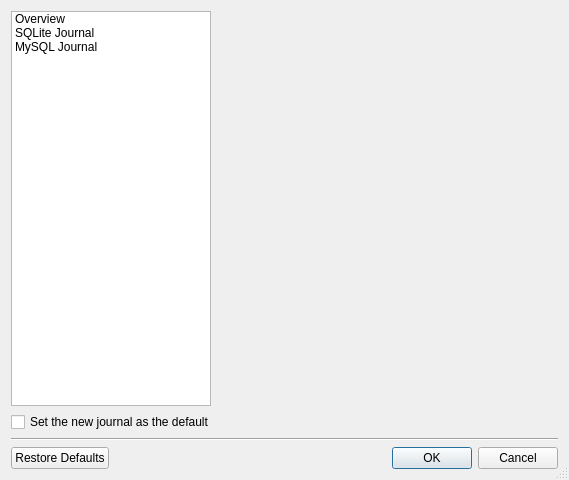
The window that ui/newjournalcreator.ui (pwizard2/robojournal) describes before a commit, drawn with Qt 5.
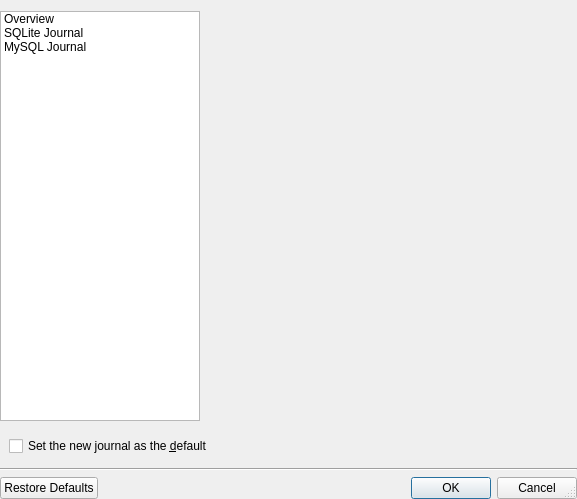
The same window after the commit. Icons and pictures are not drawn.

```diff
--- a/ui/newjournalcreator.ui
+++ b/ui/newjournalcreator.ui
@@ -6,8 +6,8 @@
    <rect>
     <x>0</x>
     <y>0</y>
-    <width>569</width>
-    <height>480</height>
+    <width>577</width>
+    <height>499</height>
    </rect>
   </property>
   <property name="windowTitle">
@@ -21,8 +21,20 @@
    <bool>true</bool>
   </property>
   <layout class="QVBoxLayout" name="verticalLayout">
+   <property name="leftMargin">
+    <number>0</number>
+   </property>
+   <property name="rightMargin">
+    <number>0</number>
+   </property>
+   <property name="bottomMargin">
+    <number>0</number>
+   </property>
    <item>
     <layout class="QHBoxLayout" name="horizontalLayout" stretch="0,1">
+     <property name="bottomMargin">
+      <number>9</number>
+     </property>
      <item>
       <widget class="QListWidget" name="DatabaseType">
        <property name="maximumSize">
@@ -91,8 +103,8 @@
          <rect>
           <x>0</x>
           <y>0</y>
-          <width>343</width>
-          <height>391</height>
+          <width>369</width>
+          <height>397</height>
          </rect>
         </property>
        </widget>
@@ -101,14 +113,50 @@
     </layout>
    </item>
    <item>
-    <widget class="QCheckBox" name="SetAsDefault">
-     <property name="toolTip">
-      <string>&lt;html&gt;&lt;head/&gt;&lt;body&gt;&lt;p&gt;If this box is checked, RoboJournal replaces your current default journal with the one you are about to create, switching database modes if necessary (this action does &lt;span style=&quot; text-decoration: underline;&quot;&gt;not&lt;/span&gt; delete any databases). Leaving this box unchecked preserves your current settings. RoboJournal always sets the new journal as default while in first-run mode.&lt;/p&gt;&lt;/body&gt;&lt;/html&gt;</string>
+    <layout class="QHBoxLayout" name="horizontalLayout_2">
+     <item>
+      <spacer name="horizontalSpacer">
+       <property name="orientation">
+        <enum>Qt::Horizontal</enum>
+       </property>
+       <property name="sizeType">
+        <enum>QSizePolicy::Fixed</enum>
+       </property>
+       <property name="sizeHint" stdset="0">
+        <size>
+         <width>9</width>
+         <height>10</height>
+        </size>
+       </property>
+      </spacer>
+     </item>
+     <item>
+      <widget class="QCheckBox" name="SetAsDefault">
+       <property name="toolTip">
+        <string>&lt;html&gt;&lt;head/&gt;&lt;body&gt;&lt;p&gt;If this box is checked, RoboJournal replaces your current default journal with the one you are about to create, switching database modes if necessary (this action does &lt;span style=&quot; text-decoration: underline;&quot;&gt;not&lt;/span&gt; delete any databases). Leaving this box unchecked preserves your current settings. RoboJournal always sets the new journal as default while in first-run mode.&lt;/p&gt;&lt;/body&gt;&lt;/html&gt;</string>
+       </property>
+       <property name="text">
+        <string>Set the new journal as the &amp;default</string>
+       </property>
+      </widget>
+     </item>
+    </layout>
+   </item>
+   <item>
+    <spacer name="verticalSpacer">
+     <property name="orientation">
+      <enum>Qt::Vertical</enum>
      </property>
-     <property name="text">
-      <string>Set the new journal as the default</string>
+     <property name="sizeType">
+      <enum>QSizePolicy::Fixed</enum>
      </property>
-    </widget>
+     <property name="sizeHint" stdset="0">
+      <size>
+       <width>20</width>
+       <height>6</height>
+      </size>
+     </property>
+    </spacer>
    </item>
    <item>
     <widget class="Line" name="line">
```
